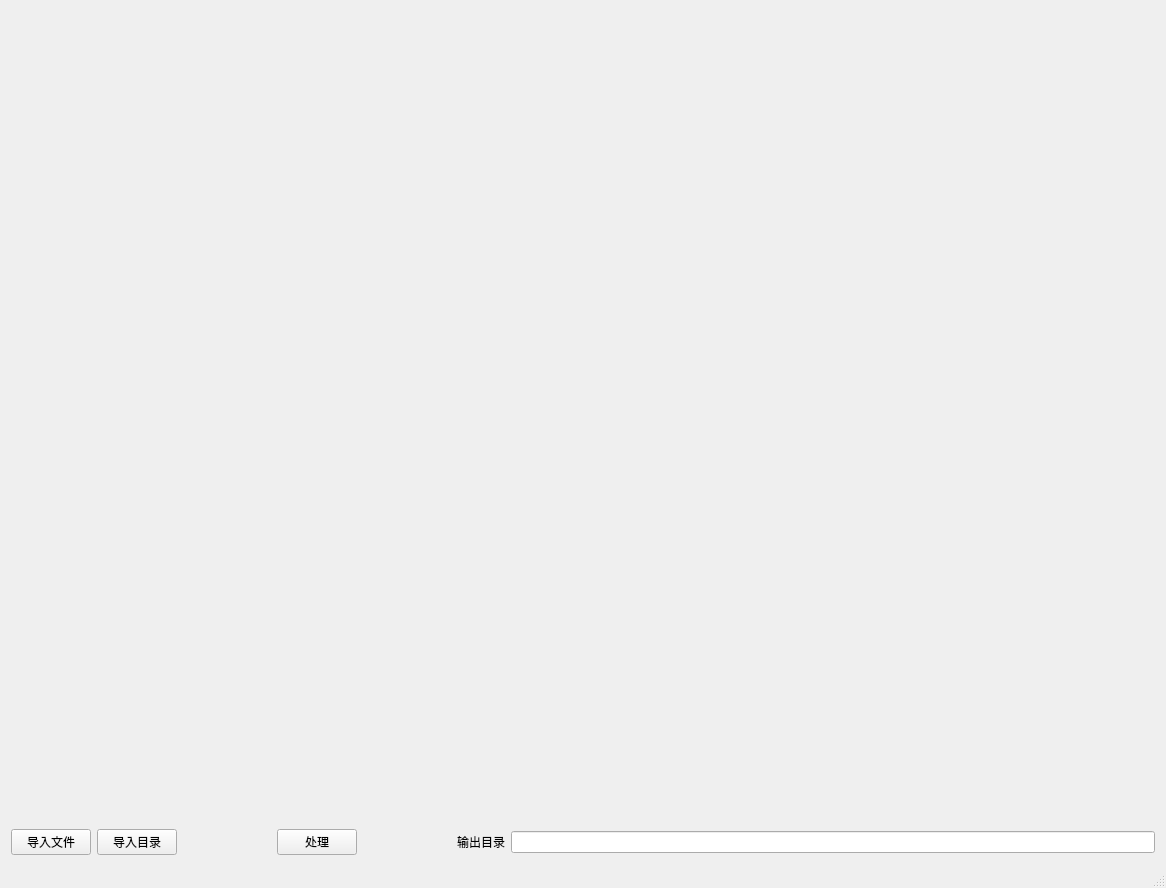
Before: the Qt Designer form mainwindow.ui in AG3/PrintableNote, drawn with Qt 5.
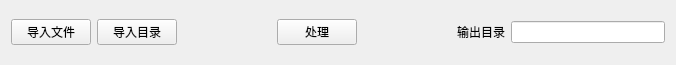
After: the same form once the commit is applied.

Patch:
```diff
--- a/mainwindow.ui
+++ b/mainwindow.ui
@@ -6,8 +6,8 @@
    <rect>
     <x>0</x>
     <y>0</y>
-    <width>1166</width>
-    <height>888</height>
+    <width>676</width>
+    <height>65</height>
    </rect>
   </property>
   <property name="windowTitle">
@@ -17,36 +17,6 @@
    <layout class="QHBoxLayout" name="horizontalLayout_5">
     <item>
      <layout class="QVBoxLayout" name="verticalLayout">
-      <item>
-       <layout class="QHBoxLayout" name="horizontalLayout">
-        <item>
-         <widget class="QLabel" name="label_rawpic">
-          <property name="sizePolicy">
-           <sizepolicy hsizetype="Preferred" vsizetype="Expanding">
-            <horstretch>0</horstretch>
-            <verstretch>0</verstretch>
-           </sizepolicy>
-          </property>
-          <property name="text">
-           <string/>
-          </property>
-         </widget>
-        </item>
-        <item>
-         <widget class="QLabel" name="label_respic">
-          <property name="sizePolicy">
-           <sizepolicy hsizetype="Preferred" vsizetype="Expanding">
-            <horstretch>0</horstretch>
-            <verstretch>0</verstretch>
-           </sizepolicy>
-          </property>
-          <property name="text">
-           <string/>
-          </property>
-         </widget>
-        </item>
-       </layout>
-      </item>
       <item>
        <layout class="QHBoxLayout" name="horizontalLayout_4">
         <property name="spacing">
@@ -128,7 +98,6 @@
     </item>
    </layout>
   </widget>
-  <widget class="QStatusBar" name="statusBar"/>
  </widget>
  <layoutdefault spacing="6" margin="11"/>
  <resources/>
```
